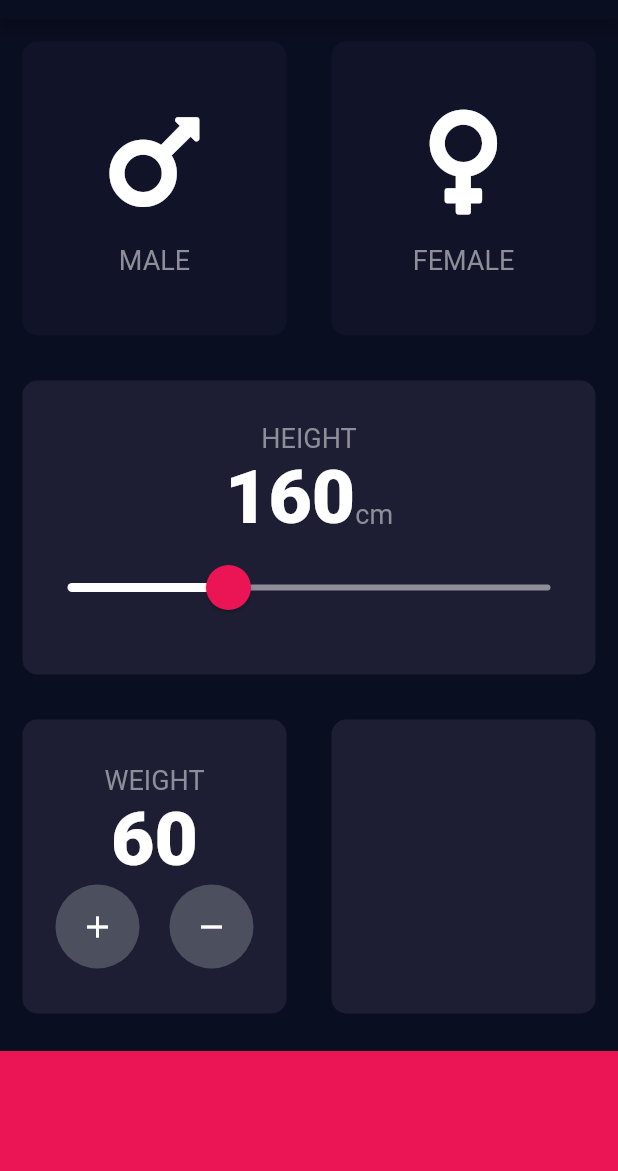
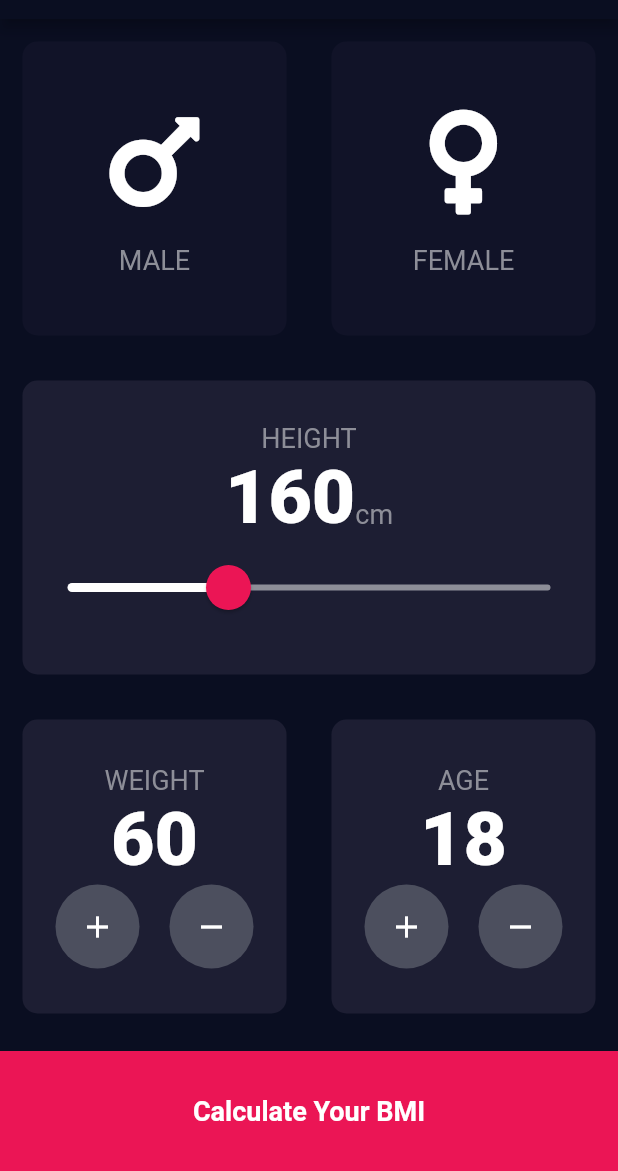
Before and after one commit to Mubanga/FlutterDev-6-BMI-Calculator, a Flutter app: the screen it shows after launch, on a phone screen of 412 x 824 dp, the part 65-1236 px from its top. Run offline on Flutter 3.47's test engine with Material 2 defaults, Android fonts, the phone set to English and light mode, and no system bars; our stand-ins replace font_awesome_flutter.

Commit message:
BMI Calculator: Age Widget Add and Remove Rounded Buttons Implemented

```diff
--- a/lib/input_page.dart
+++ b/lib/input_page.dart
@@ -20,6 +20,7 @@ class _InputPageState extends State<InputPage> {
   Gender _currentGenderSelection;
   int _height = 160;
   int _weight = 60;
+  int _age = 18;
 
   @override
   Widget build(BuildContext context) {
@@ -135,6 +136,9 @@ class _InputPageState extends State<InputPage> {
               flex: 3,
               child: Row(
                 children: <Widget>[
+                  /**
+                   * WEIGHT
+                   */
                   Expanded(
                       flex: 2,
                       child: SingleDetailCard(
@@ -179,9 +183,43 @@ class _InputPageState extends State<InputPage> {
                           ],
                         ),
                       )),
+                  /**
+                   * AGE
+                   */
                   Expanded(
                       flex: 2,
-                      child: SingleDetailCard(colour: kColourDetailCard))
+                      child: SingleDetailCard(
+                        colour: kColourDetailCard,
+                        cardChild: Column(
+                          mainAxisAlignment: MainAxisAlignment.center,
+                          children: <Widget>[
+                            Text("AGE", style: kTextStyleLabel),
+                            Text(_age.toString(), style: kTextStyleNumbers),
+                            Row(
+                              mainAxisAlignment: MainAxisAlignment.center,
+                              children: <Widget>[
+                                RoundedButton(
+                                    icon: Icons.add,
+                                    colour: kColourRoundedButton,
+                                    onClick: () {
+                                      setState(() {
+                                        _age++;
+                                      });
+                                    }),
+                                SizedBox(width: 20.0),
+                                RoundedButton(
+                                    icon: Icons.remove,
+                                    colour: kColourRoundedButton,
+                                    onClick: () {
+                                      setState(() {
+                                        _age--;
+                                      });
+                                    })
+                              ],
+                            )
+                          ],
+                        ),
+                      ))
                 ],
               )),
           Container(
@@ -189,6 +227,12 @@ class _InputPageState extends State<InputPage> {
             margin: EdgeInsets.only(top: 10.0),
             width: double.infinity,
             height: kBottomContainerHeight,
+            child: Center(
+                child: Text("Calculate Your BMI",
+                    style: TextStyle(
+                        color: Colors.white,
+                        fontSize: 18.0,
+                        fontWeight: FontWeight.bold))),
           )
         ],
       ),
```
